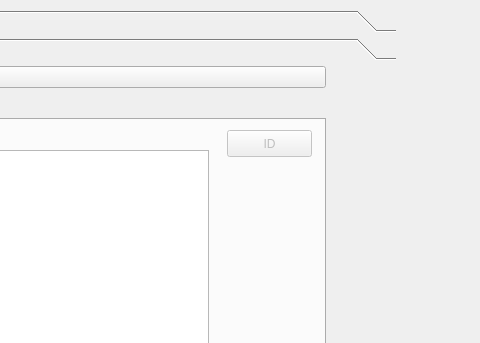
Before: the Qt Designer form dmm_maindiag.ui in patrikeder/DMM_diag, drawn with Qt 5; both pictures show x 535 to 1015 and y 0 to 343 of the 1015 by 516 pixel window.
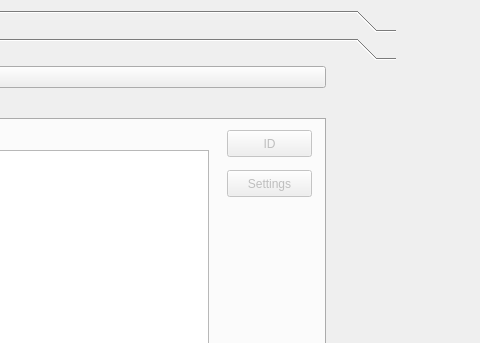
After: the same form once the commit is applied. The open tabs and pages were chosen to show the change. Custom widgets are drawn as their Qt base class.

Commit message: small beautifications + settings readback

Patch:
```diff
--- a/dmm_maindiag.ui
+++ b/dmm_maindiag.ui
@@ -643,6 +643,25 @@
               <bool>false</bool>
              </property>
             </widget>
+            <widget class="QPushButton" name="pb_Settings">
+             <property name="enabled">
+              <bool>false</bool>
+             </property>
+             <property name="geometry">
+              <rect>
+               <x>740</x>
+               <y>50</y>
+               <width>85</width>
+               <height>27</height>
+              </rect>
+             </property>
+             <property name="text">
+              <string>Settings</string>
+             </property>
+             <property name="checkable">
+              <bool>false</bool>
+             </property>
+            </widget>
            </widget>
            <widget class="QWidget" name="tab_Debug">
             <attribute name="title">
```
Left out of the diff: 9 changed lines with no effect on the pictures. The commit also changes 5 other files.
